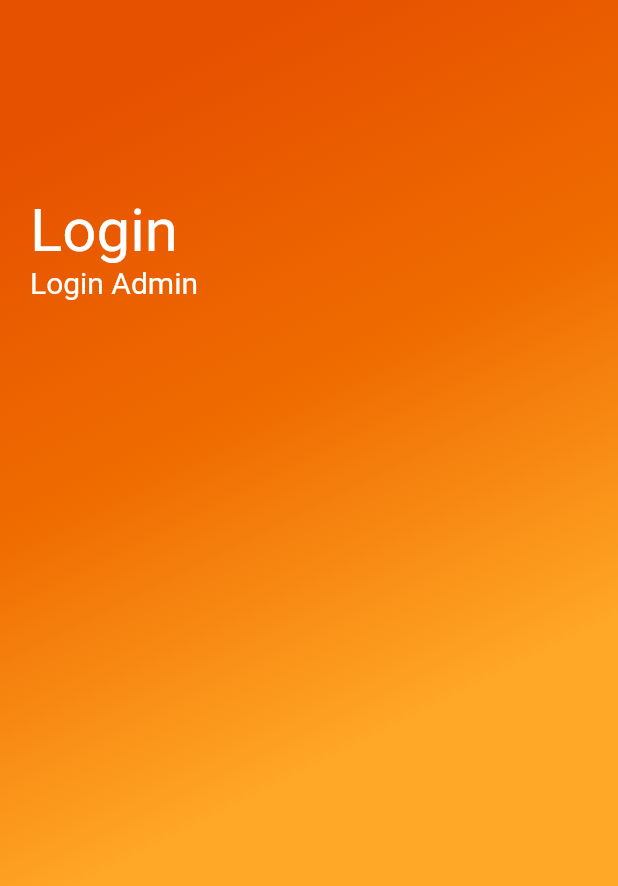
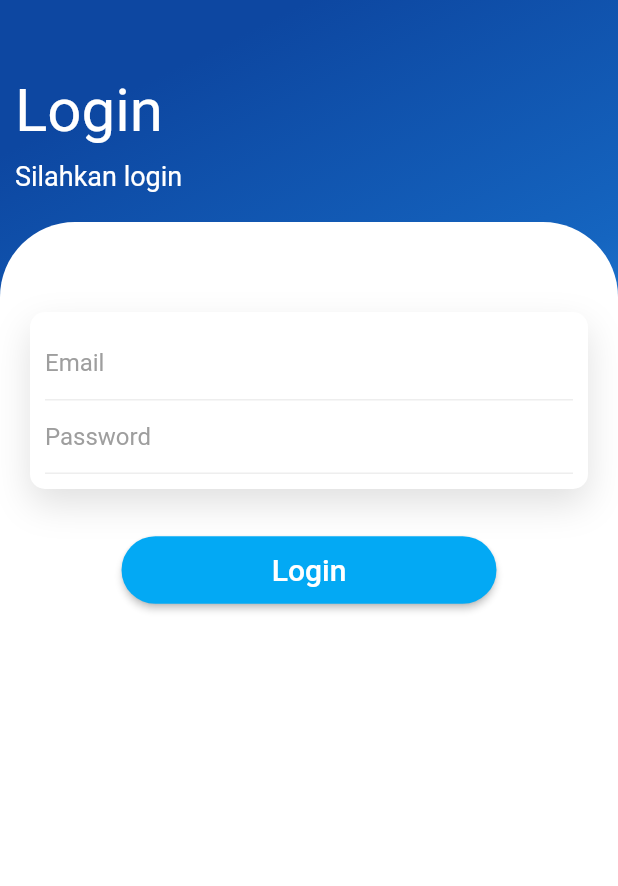
Before and after one commit to agungsaptahs/flutter-login, a Flutter app: the MyLogin screen opened directly, on a phone screen of 412 x 824 dp. Shown: the top 886 px of the screen. Run offline on Flutter 3.47's test engine with Material 2 defaults, Android fonts, the phone set to English and light mode, and no system bars.

Commit message:
success-login

```diff
--- a/flutter_login/lib/desain_ui/login.dart
+++ b/flutter_login/lib/desain_ui/login.dart
@@ -1,11 +1,26 @@
+import 'dart:convert';
+import 'package:flutter/cupertino.dart';
 import 'package:flutter/material.dart';
+import 'package:flutter/services.dart';
+import 'package:http/http.dart' as http;
+import 'dashboard.dart';
+import 'dart:async';
+
+String email='';
 
 class Login extends StatelessWidget {
   @override
   Widget build(BuildContext context) {
+    SystemChrome.setPreferredOrientations([
+      DeviceOrientation.portraitUp,
+      DeviceOrientation.portraitDown,
+    ]);
     return MaterialApp(
       debugShowCheckedModeBanner: false,
       home: new MyLogin(),
+      routes: <String, WidgetBuilder>{
+        '/dashboard': (BuildContext context)=>new Dashboard(email: email,),
+      },
     );
   }
 }
@@ -16,35 +31,133 @@ class MyLogin extends StatefulWidget {
 }
 
 class _MyLoginState extends State<MyLogin> {
+
+  TextEditingController email= new TextEditingController();
+  TextEditingController password= new TextEditingController();
+
+  String pesan = '';
+  Future<List> _login() async{
+    final response = await http.post("http://192.168.43.54/mobile/flutter/flutter_login/login.php", body: {
+      "email":email.text,
+      "password":password.text,
+    });
+    var datauser= json.decode(response.body);
+    if(datauser.length==0){
+      setState(() {
+        pesan="Login Gagal";
+      });
+    }else{
+      Navigator.pushReplacementNamed(context, '/dashboard');
+    }
+    setState(() {
+      email=datauser[0]['email'];
+    });
+  }
   @override
   Widget build(BuildContext context) {
     return Scaffold(
       body: Container(
-        padding: EdgeInsets.symmetric(vertical: 30),
         width: double.infinity,
         decoration: BoxDecoration(
+          borderRadius: BorderRadius.only(bottomRight: Radius.circular(50)),
             gradient:LinearGradient(
                 begin: Alignment.topCenter,
                 colors: [
-                  Colors.orange[900],
-                  Colors.orange[800],
-                  Colors.orange[400]
+                  Colors.blue[900],
+                  Colors.blue[800],
+                  Colors.blue[400]
                 ])
         ),
         child: Column(
           crossAxisAlignment: CrossAxisAlignment.start,
           children: <Widget>[
-            SizedBox(height: 80,),
+            SizedBox(height: 40,),
             Padding(
-                padding: EdgeInsets.all(20),
+                padding: EdgeInsets.all(10),
                 child: Column(
                   crossAxisAlignment: CrossAxisAlignment.start,
                   children: <Widget>[
                     Text("Login", style: TextStyle(color: Colors.white, fontSize: 40),),
-                    Text("Login Admin", style: TextStyle(color: Colors.white, fontSize: 20),),
+                    SizedBox(height: 10,),
+                    Text("Silahkan login", style: TextStyle(color: Colors.white, fontSize: 18),),
+                    SizedBox(height: 10,)
                   ],
                 )
             ),
+            Expanded(
+              child: Container(
+                decoration: BoxDecoration(
+                  color: Colors.white,
+                  borderRadius: BorderRadius.only(topLeft: Radius.circular(50), topRight: Radius.circular(50))
+                ),
+                child: Padding(
+                  padding: EdgeInsets.all(20),
+                  child: Column(
+                    children: <Widget>[
+                      SizedBox(height: 40,),
+                      Container(
+                        padding: EdgeInsets.all(10),
+                        decoration: BoxDecoration(
+                          borderRadius: BorderRadius.circular(10),
+                          color: Colors.white,
+                          boxShadow: [BoxShadow(
+                            color: Colors.black12,
+                            blurRadius: 20,
+                            offset: Offset(0, 10)
+                          )]
+                        ),
+                        child: Column(
+                          crossAxisAlignment: CrossAxisAlignment.start,
+                          children: <Widget>[
+                            Container(
+                              decoration: BoxDecoration(
+                                border: Border( bottom: BorderSide(color: Colors.grey[200])),
+                              ),
+                              child: TextField(
+                                controller: email,
+                                decoration: InputDecoration(
+                                  hintText: "Email",
+                                  hintStyle: TextStyle(color: Colors.grey),
+                                  border: InputBorder.none
+                                ),
+                              ),
+                            ),
+                            Container(
+                              decoration: BoxDecoration(
+                                border: Border( bottom: BorderSide(color: Colors.grey[200])),
+                              ),
+                              child: TextField(
+                                controller: password,
+                                obscureText: true,
+                                decoration: InputDecoration(
+                                    hintText: "Password",
+                                    hintStyle: TextStyle(color: Colors.grey),
+                                    border: InputBorder.none,
+                                ),
+                              ),
+                            ),
+                          ],
+                        ),
+                      ),
+                      SizedBox(height: 30,),
+                      ButtonTheme(
+                        minWidth: 250.0,
+                        height: 45.0,
+                        child: RaisedButton(
+                          child: new Text("Login", style: TextStyle(color: Colors.white, fontSize: 20),),
+                          color: Colors.lightBlue[500],
+                          shape: RoundedRectangleBorder(borderRadius: new BorderRadius.circular(30.0)),
+                          onPressed: (){
+                            _login();
+                          }
+                        ),
+                      ),
+                      Text(pesan, style: TextStyle(color: Colors.red, fontStyle: FontStyle.italic),)
+                    ],
+                  ),
+                ),
+              ),
+            )
           ],
         ),
       ),
--- a/flutter_login/pubspec.yaml
+++ b/flutter_login/pubspec.yaml
@@ -21,9 +21,10 @@ environment:
   sdk: ">=2.1.0 <3.0.0"
 
 dependencies:
+
+  http: ^0.12.2
   flutter:
     sdk: flutter
-
   # The following adds the Cupertino Icons font to your application.
   # Use with the CupertinoIcons class for iOS style icons.
   cupertino_icons: ^0.1.3
```
Also changed, not shown: flutter_login/lib/desain_ui/dashboard.dart (added, +26 -0 lines), flutter_login/lib/main.dart (+22 -13 lines).
